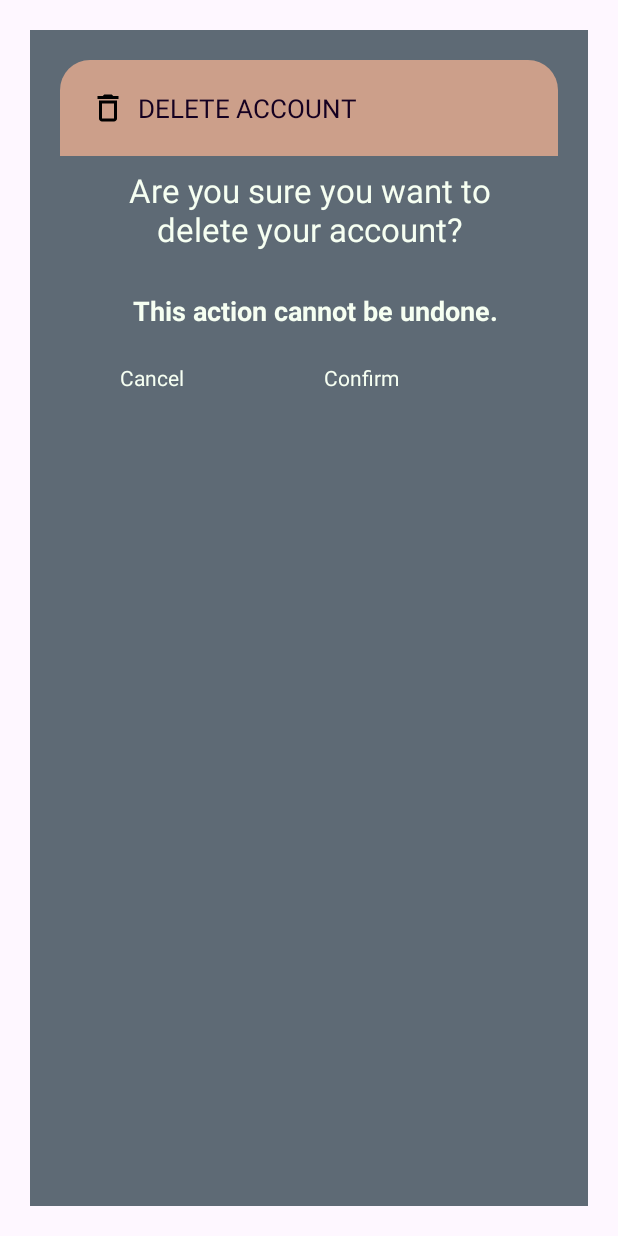
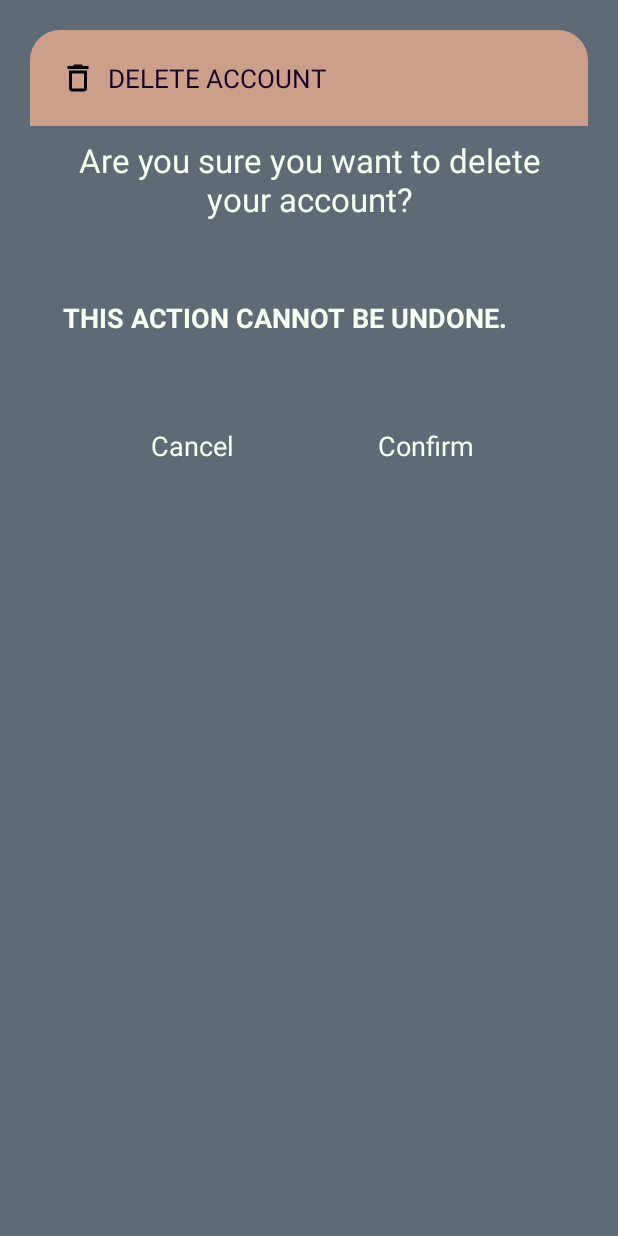
Before and after one commit to idkneel/Cabinet-Chef, an Android app: the layout delete_account_dialogue.xml on its own in the app's theme, with its tools: preview values and no code run, on a phone screen of 412 x 824 dp. Run offline under Robolectric (Android 15) with nearby library versions, the phone set to English and light mode, and no system bars.

```diff
--- a/app/src/main/res/layout/delete_account_dialogue.xml
+++ b/app/src/main/res/layout/delete_account_dialogue.xml
@@ -3,7 +3,6 @@
     android:layout_width="match_parent"
     android:layout_height="match_parent"
     xmlns:app="http://schemas.android.com/apk/res-auto"
-    android:layout_margin="20dp"
     android:padding="20dp"
     android:id="@+id/dialogDelete"
     android:background="@color/Dark.Mode.1">
@@ -42,10 +41,11 @@
 
         <TextView
             android:layout_width="300dp"
-            android:layout_height="50dp"
+            android:layout_height="100dp"
             android:id="@+id/warningBox"
             android:textColor="@color/Dark.Mode.Text"
             android:textSize="18sp"
+            android:textAllCaps="true"
             android:layout_marginStart="20dp"
             android:layout_marginTop="40dp"
             android:text="@string/delete_warning"
@@ -66,8 +66,9 @@
             android:layout_marginStart="40dp"
             android:layout_marginEnd="10dp"
             android:text="@string/cancel"
+            android:gravity="center"
             android:textColor="@color/Dark.Mode.Text"
-            android:textSize="14sp"
+            android:textSize="18sp"
             app:cornerRadius="20dp"
             android:layout_marginBottom="8dp"
             android:layout_marginTop="10dp"
@@ -81,11 +82,12 @@
             android:layout_height="50dp"
             android:id="@+id/btnConfirm"
             android:text="@string/confirm"
+            android:gravity="center"
             android:layout_marginStart="10dp"
             android:layout_marginBottom="8dp"
             android:layout_marginTop="10dp"
             android:layout_marginEnd="40dp"
-            android:textSize="14sp"
+            android:textSize="18sp"
             android:textColor="@color/Dark.Mode.Text"
             app:cornerRadius="20dp"
             app:layout_constraintEnd_toEndOf="parent"
```
